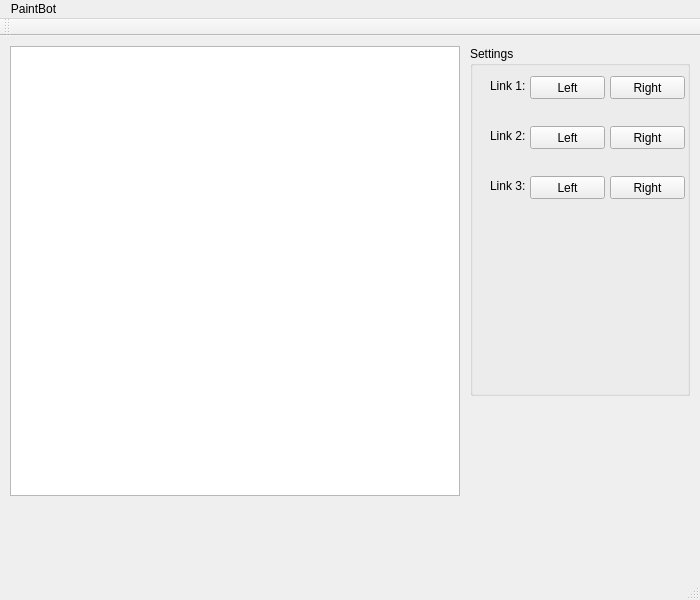
The window that QTProject/PaintBot/mainwindow.ui (ecestafe/CSCE452-PaintBot) describes before a commit, drawn with Qt 5.
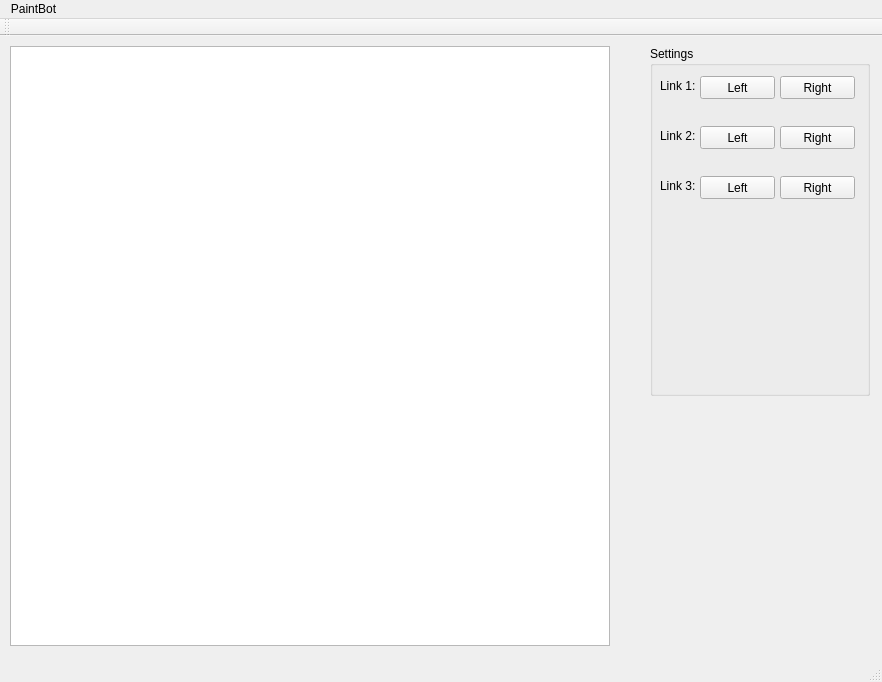
The same window after the commit.

Commit message:
arm plus window
i dont commit!!!

```diff
--- a/QTProject/PaintBot/mainwindow.ui
+++ b/QTProject/PaintBot/mainwindow.ui
@@ -6,8 +6,8 @@
    <rect>
     <x>0</x>
     <y>0</y>
-    <width>700</width>
-    <height>600</height>
+    <width>882</width>
+    <height>682</height>
    </rect>
   </property>
   <property name="windowTitle">
@@ -17,7 +17,7 @@
    <widget class="QGroupBox" name="groupBox">
     <property name="geometry">
      <rect>
-      <x>470</x>
+      <x>650</x>
       <y>10</y>
       <width>220</width>
       <height>350</height>
@@ -29,7 +29,7 @@
     <widget class="QPushButton" name="pushButton">
      <property name="geometry">
       <rect>
-       <x>60</x>
+       <x>50</x>
        <y>30</y>
        <width>75</width>
        <height>23</height>
@@ -42,7 +42,7 @@
     <widget class="QPushButton" name="pushButton_2">
      <property name="geometry">
       <rect>
-       <x>140</x>
+       <x>130</x>
        <y>30</y>
        <width>75</width>
        <height>23</height>
@@ -55,7 +55,7 @@
     <widget class="QLabel" name="label">
      <property name="geometry">
       <rect>
-       <x>20</x>
+       <x>10</x>
        <y>20</y>
        <width>50</width>
        <height>40</height>
@@ -68,7 +68,7 @@
     <widget class="QPushButton" name="pushButton_3">
      <property name="geometry">
       <rect>
-       <x>60</x>
+       <x>50</x>
        <y>80</y>
        <width>75</width>
        <height>23</height>
@@ -81,7 +81,7 @@
     <widget class="QPushButton" name="pushButton_4">
      <property name="geometry">
       <rect>
-       <x>60</x>
+       <x>50</x>
        <y>130</y>
        <width>75</width>
        <height>23</height>
@@ -94,7 +94,7 @@
     <widget class="QPushButton" name="pushButton_5">
      <property name="geometry">
       <rect>
-       <x>140</x>
+       <x>130</x>
        <y>80</y>
        <width>75</width>
        <height>23</height>
@@ -107,7 +107,7 @@
     <widget class="QPushButton" name="pushButton_6">
      <property name="geometry">
       <rect>
-       <x>140</x>
+       <x>130</x>
        <y>130</y>
        <width>75</width>
        <height>23</height>
@@ -120,7 +120,7 @@
     <widget class="QLabel" name="label_2">
      <property name="geometry">
       <rect>
-       <x>20</x>
+       <x>10</x>
        <y>70</y>
        <width>50</width>
        <height>40</height>
@@ -133,7 +133,7 @@
     <widget class="QLabel" name="label_3">
      <property name="geometry">
       <rect>
-       <x>20</x>
+       <x>10</x>
        <y>120</y>
        <width>50</width>
        <height>40</height>
@@ -149,8 +149,8 @@
      <rect>
       <x>10</x>
       <y>10</y>
-      <width>450</width>
-      <height>450</height>
+      <width>600</width>
+      <height>600</height>
      </rect>
     </property>
    </widget>
@@ -160,7 +160,7 @@
     <rect>
      <x>0</x>
      <y>0</y>
-     <width>700</width>
+     <width>882</width>
      <height>21</height>
     </rect>
    </property>
```
The commit also changes 4 other files.
